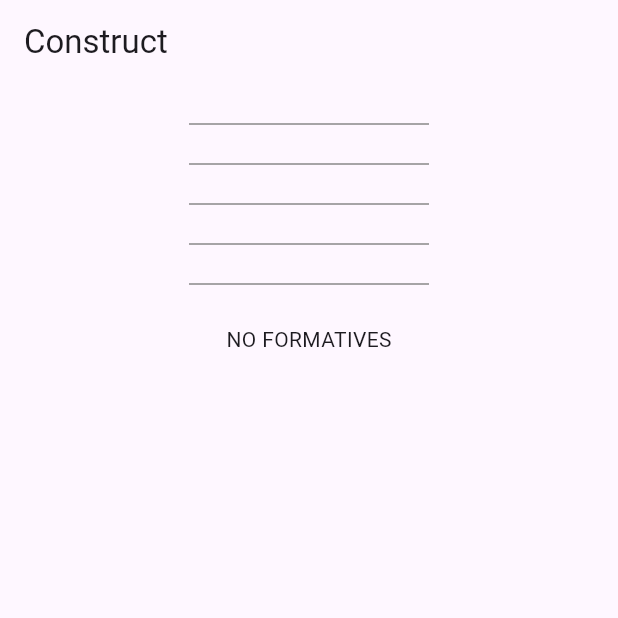
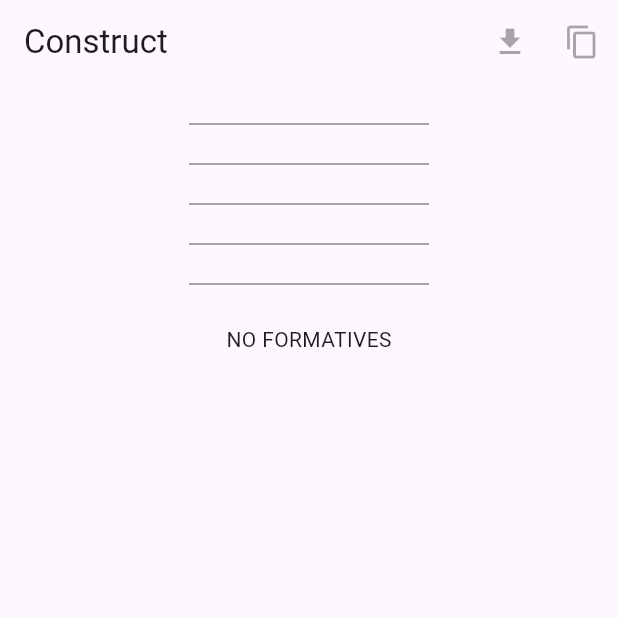
Before and after one commit to yuorb/enthrirhc, a Flutter app: the screen it shows after launch, item 2 of the bottom bar chosen, on a phone screen of 412 x 824 dp, the top half of it. Run offline on Flutter 3.47's test engine with Material 3 defaults, Android fonts, the phone set to English and light mode, and no system bars; our stand-ins replace drift, file_picker, flutter_markdown, flutter_svg, package_info_plus, shared_preferences and 1 more; missing offline and left inert: prompt_dialog, sqlite3; accounts and stored records are empty; generated files the repository leaves out were written again.

Commit message:
feat: copy romanized sentence to clipboard

```diff
--- a/lib/pages/construct/mod.dart
+++ b/lib/pages/construct/mod.dart
@@ -1,4 +1,5 @@
 import 'package:flutter/material.dart';
+import 'package:flutter/services.dart';
 import 'package:provider/provider.dart';
 
 import 'package:enthrirhs/components/ithkuil_svg.dart';
@@ -24,7 +25,34 @@ class _ConstructPageState extends State<ConstructPage> with TickerProviderStateM
       child: Builder(
         builder: (context) => Column(
           children: [
-            AppBar(title: const Text("Construct")),
+            AppBar(
+              title: const Text("Construct"),
+              actions: [
+                IconButton(
+                  onPressed: formatives.isEmpty
+                      ? null
+                      : () {
+                          // TODO
+                        },
+                  tooltip: "Download the writing image as SVG",
+                  icon: const Icon(Icons.download),
+                ),
+                IconButton(
+                  onPressed: formatives.isEmpty
+                      ? null
+                      : () {
+                          final sentence = formatives
+                              .map((formative) => formative.romanize())
+                              .join(' ')
+                              .capitalize()
+                              .addPeriod();
+                          Clipboard.setData(ClipboardData(text: sentence));
+                        },
+                  tooltip: "Copy the romanized sentence",
+                  icon: const Icon(Icons.copy),
+                ),
+              ],
+            ),
             IthkuilSvg(
               formatives
                   .map((formative) => formative.toCharacters())
```
